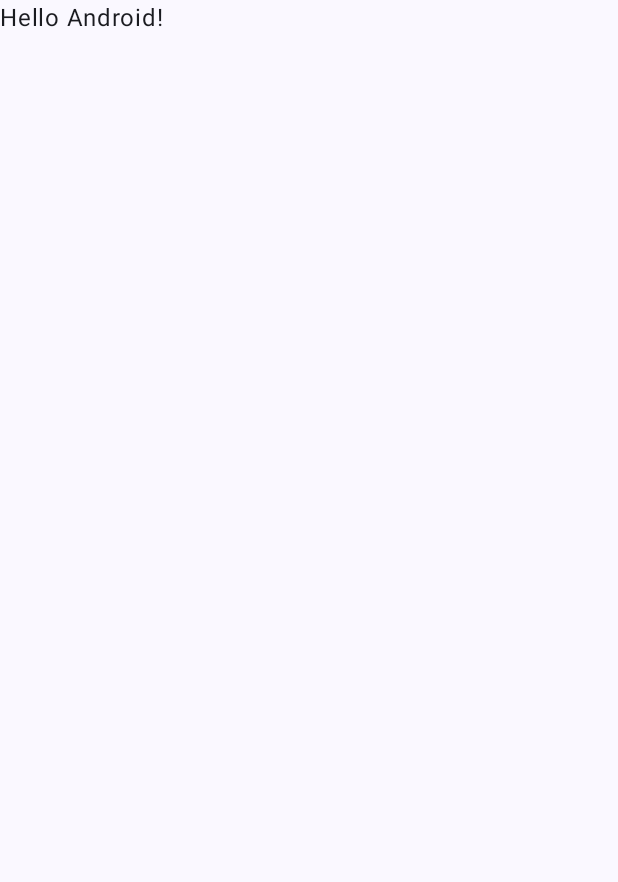
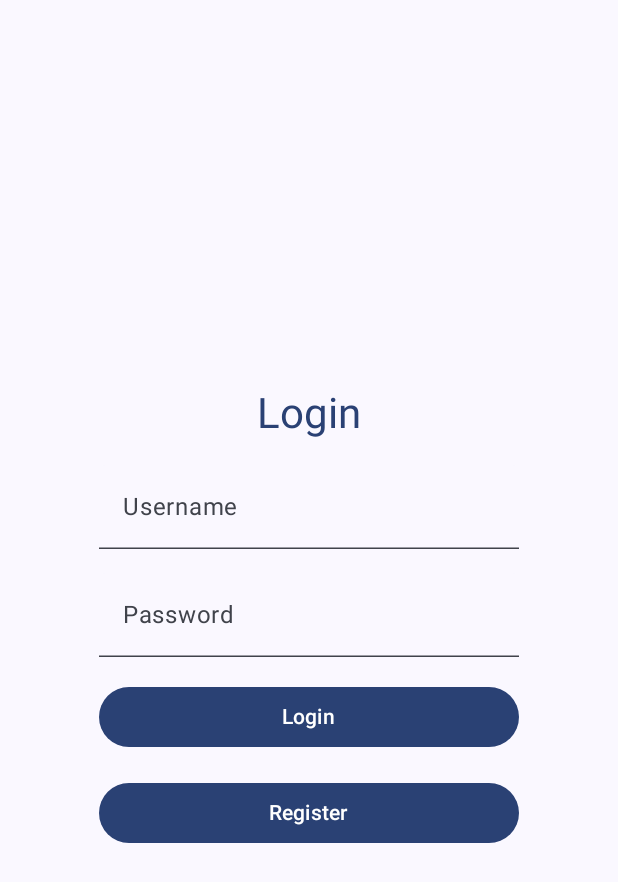
Before and after one commit to gordonchangg/MobileAppGameDevelopment, an Android app built with Jetpack Compose: the screen it shows after launch (MainActivity), on a phone screen of 412 x 824 dp. Before the commit the part shown is almost empty. Shown: the top 882 px of the screen. Run offline under Robolectric (Android 15) with nearby library versions, the phone set to English and light mode, and no system bars; our stand-ins replace Firebase (no records; nobody signed in at launch, a user with empty details on screens opened directly).

Commit message:
Added firebase authentication, login, register and main menu

```diff
--- /dev/null
+++ b/app/src/main/java/com/example/mobileappgamedevelopment/LoginScreen.kt
@@ -0,0 +1,130 @@
+package com.example.mobileappgamedevelopment
+
+import androidx.compose.foundation.background
+import androidx.compose.foundation.layout.Arrangement
+import androidx.compose.foundation.layout.Box
+import androidx.compose.foundation.layout.Column
+import androidx.compose.foundation.layout.IntrinsicSize
+import androidx.compose.foundation.layout.fillMaxSize
+import androidx.compose.foundation.layout.fillMaxWidth
+import androidx.compose.foundation.layout.padding
+import androidx.compose.foundation.layout.width
+import androidx.compose.material3.Button
+import androidx.compose.material3.ExperimentalMaterial3Api
+import androidx.compose.material3.MaterialTheme
+import androidx.compose.material3.Text
+import androidx.compose.material3.TextField
+import androidx.compose.material3.TextFieldDefaults
+import androidx.compose.runtime.Composable
+import androidx.compose.runtime.getValue
+import androidx.compose.runtime.mutableStateOf
+import androidx.compose.runtime.remember
+import androidx.compose.runtime.setValue
+import androidx.compose.ui.Alignment
+import androidx.compose.ui.Modifier
+import androidx.compose.ui.text.input.PasswordVisualTransformation
+import androidx.compose.ui.unit.dp
+import com.google.firebase.auth.FirebaseAuth
+
+@OptIn(ExperimentalMaterial3Api::class)
+@Composable
+fun LoginScreen(
+    navigationHelper: NavigationHelper
+) {
+    var username by remember { mutableStateOf("") }
+    var password by remember { mutableStateOf("") }
+    var errorMessage by remember { mutableStateOf("") }
+
+    val auth = FirebaseAuth.getInstance()
+
+    Box(
+        modifier = Modifier
+            .fillMaxSize()
+            .background(MaterialTheme.colorScheme.background),
+        contentAlignment = Alignment.Center
+    ) {
+        Column(
+            horizontalAlignment = Alignment.CenterHorizontally,
+            verticalArrangement = Arrangement.spacedBy(16.dp),
+            modifier = Modifier
+                .padding(16.dp)
+                .width(IntrinsicSize.Min)
+        ) {
+            // Title
+            Text(
+                text = "Login",
+                style = MaterialTheme.typography.headlineMedium,
+                color = MaterialTheme.colorScheme.primary
+            )
+
+            // Username Input Field
+            TextField(
+                value = username,
+                onValueChange = { username = it },
+                label = { Text("Username") },
+                singleLine = true,
+                modifier = Modifier.fillMaxWidth(),
+                colors = TextFieldDefaults.textFieldColors(
+                    containerColor = MaterialTheme.colorScheme.surface
+                )
+            )
+
+            // Password Input Field
+            TextField(
+                value = password,
+                onValueChange = { password = it },
+                label = { Text("Password") },
+                singleLine = true,
+                visualTransformation = PasswordVisualTransformation(),
+                modifier = Modifier.fillMaxWidth(),
+                colors = TextFieldDefaults.textFieldColors(
+                    containerColor = MaterialTheme.colorScheme.surface
+                )
+            )
+
+            // Error Message (if any)
+            if (errorMessage.isNotEmpty()) {
+                Text(
+                    text = errorMessage,
+                    color = MaterialTheme.colorScheme.error,
+                    style = MaterialTheme.typography.bodySmall,
+                    modifier = Modifier.fillMaxWidth()
+                )
+            }
+
+            // Login Button
+            Button(
+                onClick = {
+                    if (username.isEmpty() || password.isEmpty()) {
+                        errorMessage = "All fields are required"
+                    } else {
+                        // Authenticate user with Firebase
+                        auth.signInWithEmailAndPassword(username, password)
+                            .addOnCompleteListener { task ->
+                                if (task.isSuccessful) {
+                                    // Login successful, navigate to Main screen
+                                    navigationHelper.navigateToMain(username)
+                                } else {
+                                    // Handle errors (e.g., invalid credentials)
+                                    errorMessage = task.exception?.localizedMessage ?: "Login failed"
+                                }
+                            }
+                    }
+                },
+                modifier = Modifier.fillMaxWidth()
+            ) {
+                Text(text = "Login")
+            }
+
+            // Register Button
+            Button(
+                onClick = {
+                    navigationHelper.navigateToRegister()
+                },
+                modifier = Modifier.fillMaxWidth()
+            ) {
+                Text(text = "Register")
+            }
+        }
+    }
+}
--- a/app/src/main/java/com/example/mobileappgamedevelopment/MainActivity.kt
+++ b/app/src/main/java/com/example/mobileappgamedevelopment/MainActivity.kt
@@ -6,48 +6,63 @@ import androidx.activity.compose.setContent
 import androidx.activity.enableEdgeToEdge
 import androidx.compose.foundation.layout.fillMaxSize
 import androidx.compose.foundation.layout.padding
+import androidx.compose.material3.MaterialTheme
 import androidx.compose.material3.Scaffold
+import androidx.compose.material3.Surface
 import androidx.compose.material3.Text
 import androidx.compose.runtime.Composable
+import androidx.compose.runtime.remember
 import androidx.compose.ui.Modifier
 import androidx.compose.ui.tooling.preview.Preview
+import androidx.navigation.NavController
+import androidx.navigation.compose.NavHost
+import androidx.navigation.compose.composable
+import androidx.navigation.compose.rememberNavController
 import com.example.mobileappgamedevelopment.ui.theme.MobileAppGameDevelopmentTheme
+import com.google.firebase.FirebaseApp
+import kotlinx.serialization.Serializable
+
 
 
 class MainActivity : ComponentActivity() {
     override fun onCreate(savedInstanceState: Bundle?) {
         super.onCreate(savedInstanceState)
         enableEdgeToEdge()
+        val firebaseApps = FirebaseApp.getApps(this)
+        if (firebaseApps.isEmpty()) {
+            FirebaseApp.initializeApp(this)
+        }
         setContent {
+            val navController = rememberNavController()
+
             MobileAppGameDevelopmentTheme {
-                Scaffold(modifier = Modifier.fillMaxSize()) { innerPadding ->
-                    Greeting(
-                        name = "Android",
-                        modifier = Modifier.padding(innerPadding)
-                    )
+                Surface(
+                    modifier =Modifier.fillMaxSize(),
+                    color = MaterialTheme.colorScheme.background
+                ) {
+                    NavHost(navController = navController, startDestination = Screen.Login.route) {
+                        composable(Screen.Login.route) {
+                            val navigationHelper = remember { NavigationHelper(navController) }
+                            LoginScreen(
+                                navigationHelper = navigationHelper
+                            )
+                        }
+                        composable(Screen.Register.route) {
+                            val navigationHelper = remember { NavigationHelper(navController) }
+                            RegisterScreen(
+                                navigationHelper = navigationHelper
+                            )
+                        }
+                        composable(
+                            Screen.Main.routePattern,
+                            arguments = Screen.Main.arguments
+                        ) { backStackEntry ->
+                            val username = backStackEntry.arguments?.getString("username") ?: ""
+                            MainScreen(Username = username)
+                        }
+                    }
                 }
             }
         }
     }
 }
-
-@Composable
-fun Greeting(name: String, modifier: Modifier = Modifier) {
-    Text(
-        text = "Hello $name!",
-        modifier = modifier
-    )
-}
-
-@Preview(showBackground = true)
-@Composable
-fun GreetingPreview() {
-    MobileAppGameDevelopmentTheme {
-        Greeting("Android")
-    }
-}
-
-@Composable
-fun Login(){
-
-}
--- /dev/null
+++ b/app/src/main/java/com/example/mobileappgamedevelopment/NavManager.kt
@@ -0,0 +1,32 @@
+package com.example.mobileappgamedevelopment
+
+import androidx.navigation.NavController
+import androidx.navigation.NavType
+import androidx.navigation.navArgument
+
+sealed class Screen(val route: String) {
+    object Login : Screen("Login")
+    object Register : Screen("Register")
+    data class Main(val username: String) : Screen("Main/${username}") {
+        companion object {
+            const val routePattern = "Main/{username}"
+            val arguments = listOf(
+                navArgument("username") { type = NavType.StringType }
+            )
+        }
+    }
+}
+
+class NavigationHelper(private val navController: NavController) {
+    fun navigateToLogin() {
+        navController.navigate(Screen.Login.route)
+    }
+
+    fun navigateToRegister() {
+        navController.navigate(Screen.Register.route)
+    }
+
+    fun navigateToMain(username: String) {
+        navController.navigate(Screen.Main(username).route)
+    }
+}
--- a/build.gradle.kts
+++ b/build.gradle.kts
@@ -4,4 +4,6 @@ plugins {
     alias(libs.plugins.kotlin.android) apply false
     alias(libs.plugins.kotlin.compose) apply false
     alias(libs.plugins.google.gms.google.services) apply false
+    id("com.google.devtools.ksp") version "2.0.0-1.0.22" apply false
+    //id("com.google.dagger.hilt.android") version "2.51.1" apply false
 }
```
Also changed, not shown: app/build.gradle.kts (+47 -3 lines), app/src/main/java/com/example/mobileappgamedevelopment/MainScreen.kt (added, +46 -0 lines), app/src/main/java/com/example/mobileappgamedevelopment/RegisterScreen.kt (added, +118 -0 lines), gradle/libs.versions.toml (+44 -0 lines).
